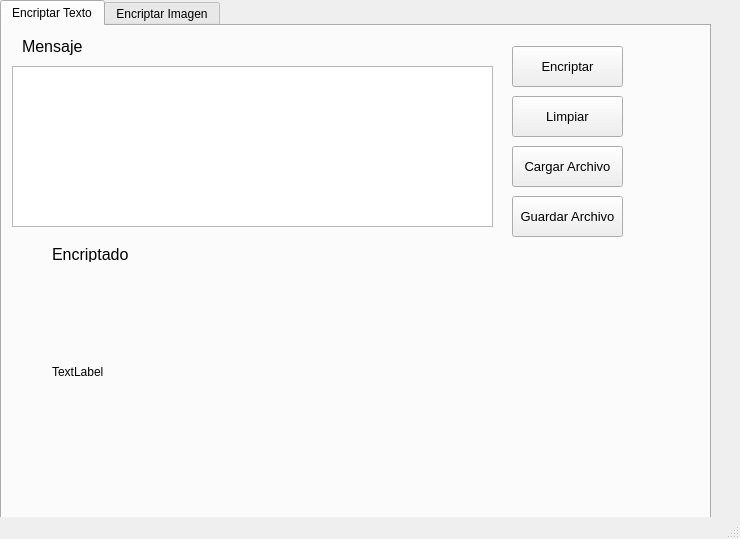
This is views/FrmEncriptar.ui in LuisAbdielRivera/encriptarQT as Qt 5 draws it before an edit. The edited form follows.
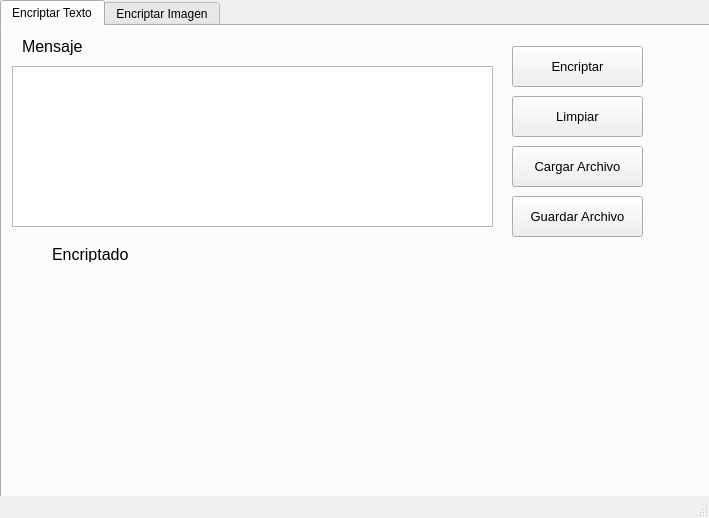
This is the edited form. Icons and pictures are not drawn.

Patch:
```diff
--- a/views/FrmEncriptar.ui
+++ b/views/FrmEncriptar.ui
@@ -6,8 +6,8 @@
    <rect>
     <x>0</x>
     <y>0</y>
-    <width>740</width>
-    <height>539</height>
+    <width>709</width>
+    <height>518</height>
    </rect>
   </property>
   <property name="windowTitle">
@@ -62,14 +62,19 @@
      <widget class="QLabel" name="lblMensajeEncriptado">
       <property name="geometry">
        <rect>
-        <x>50</x>
-        <y>260</y>
+        <x>10</x>
+        <y>250</y>
         <width>471</width>
         <height>171</height>
        </rect>
       </property>
+      <property name="font">
+       <font>
+        <pointsize>12</pointsize>
+       </font>
+      </property>
       <property name="text">
-       <string>TextLabel</string>
+       <string/>
       </property>
      </widget>
      <widget class="QPushButton" name="btnEncriptar">
@@ -77,7 +82,7 @@
        <rect>
         <x>510</x>
         <y>20</y>
-        <width>111</width>
+        <width>131</width>
         <height>41</height>
        </rect>
       </property>
@@ -121,7 +126,7 @@
        <rect>
         <x>510</x>
         <y>70</y>
-        <width>111</width>
+        <width>131</width>
         <height>41</height>
        </rect>
       </property>
@@ -144,7 +149,7 @@
        <rect>
         <x>510</x>
         <y>120</y>
-        <width>111</width>
+        <width>131</width>
         <height>41</height>
        </rect>
       </property>
@@ -167,7 +172,7 @@
        <rect>
         <x>510</x>
         <y>170</y>
-        <width>111</width>
+        <width>131</width>
         <height>41</height>
        </rect>
       </property>
```
Left out of the diff: 6 changed lines with no effect on the pictures.
